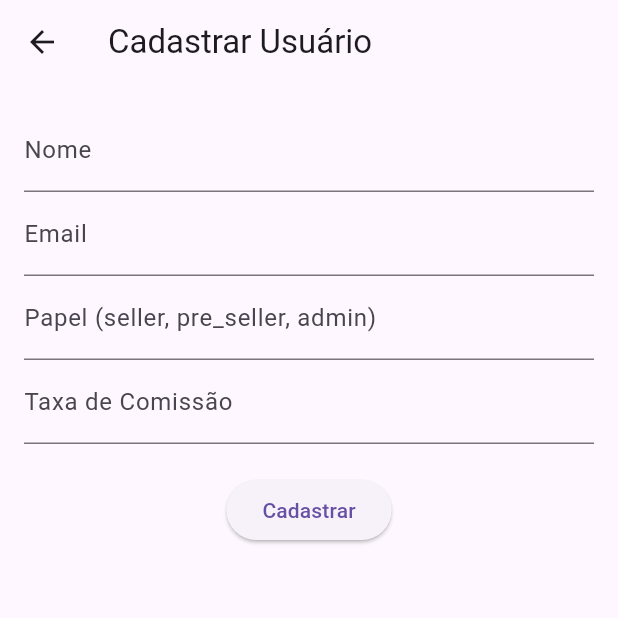
After one commit to Raizhe/comissao-flutter-web, a Flutter app: the UserFormPage screen opened by its route, on a phone screen of 412 x 824 dp, the top half of it. The commit adds this screen. Run offline on Flutter 3.47's test engine with Material 3 defaults, Android fonts, the phone set to English and light mode, and no system bars; our stand-ins replace cloud_firestore, firebase_auth, firebase_core; accounts and stored records are empty.

Commit message:
A user register has been added to the project

```diff
--- /dev/null
+++ b/lib/data/models/user_model.dart
@@ -0,0 +1,46 @@
+//lembrar de fazer stash e criar branch nova para cadastro de usuario
+
+// lib/data/models/user_model.dart
+import 'package:cloud_firestore/cloud_firestore.dart';
+
+class UserModel {
+  final String uid;
+  final String name;
+  final String email;
+  final String role;
+  final DateTime createdAt;
+  final double? commissionRate;
+
+  UserModel({
+    required this.uid,
+    required this.name,
+    required this.email,
+    required this.role,
+    required this.createdAt,
+    this.commissionRate,
+  });
+
+  // Método para converter de Firestore para UserModel
+  factory UserModel.fromFirestore(Map<String, dynamic> data) {
+    return UserModel(
+      uid: data['uid'],
+      name: data['name'],
+      email: data['email'],
+      role: data['role'],
+      createdAt: (data['createdAt'] as Timestamp).toDate(),
+      commissionRate: data['commissionRate'] != null ? data['commissionRate'].toDouble() : null,
+    );
+  }
+
+  // Método para converter UserModel para Firestore
+  Map<String, dynamic> toFirestore() {
+    return {
+      'uid': uid,
+      'name': name,
+      'email': email,
+      'role': role,
+      'createdAt': createdAt,
+      'commissionRate': commissionRate,
+    };
+  }
+}
--- /dev/null
+++ b/lib/data/repositories/user_repository.dart
@@ -0,0 +1,30 @@
+// lib/data/repositories/user_repository.dart
+// lib/data/repositories/user_repository.dart
+import 'package:cloud_firestore/cloud_firestore.dart';
+import '../models/user_model.dart';
+
+class UserRepository {
+  final CollectionReference usersCollection = FirebaseFirestore.instance.collection('users');
+
+  // Adicionar um novo usuário ao Firestore
+  Future<void> addUser(UserModel user) async {
+    try {
+      await usersCollection.doc(user.uid).set(user.toFirestore());
+    } catch (e) {
+      throw Exception('Erro ao adicionar usuário: $e');
+    }
+  }
+
+  // Buscar um usuário por UID
+  Future<UserModel?> getUserById(String uid) async {
+    try {
+      DocumentSnapshot doc = await usersCollection.doc(uid).get();
+      if (doc.exists) {
+        return UserModel.fromFirestore(doc.data() as Map<String, dynamic>);
+      }
+      return null;
+    } catch (e) {
+      throw Exception('Erro ao buscar usuário: $e');
+    }
+  }
+}
--- a/lib/main.dart
+++ b/lib/main.dart
@@ -1,6 +1,7 @@
 import 'package:comissao_flutter_web/presentation/screens/clients/client_form_page.dart';
 import 'package:comissao_flutter_web/presentation/screens/clients/pre_seller_form_page.dart';
 import 'package:comissao_flutter_web/presentation/screens/clients/seller_form_page.dart';
+import 'package:comissao_flutter_web/presentation/screens/clients/user_form_page.dart';
 import 'package:flutter/material.dart';
 import 'package:firebase_core/firebase_core.dart';
 import 'firebase_options.dart';
@@ -36,6 +37,7 @@ class MyApp extends StatelessWidget {
         '/client_form': (context) => const ClientFormPage(),
         '/pre_seller_form': (context) => const PreSellerFormPage(),
         '/seller_form': (context) => const SellerFormPage(),
+        '/user_form': (context) => const UserFormPage(),
       },
     );
   }
--- /dev/null
+++ b/lib/presentation/screens/clients/user_form_page.dart
@@ -0,0 +1,86 @@
+// lib/presentation/screens/users/user_form_page.dart
+import 'package:flutter/material.dart';
+import 'package:cloud_firestore/cloud_firestore.dart';
+import '../../../data/models/user_model.dart';
+import '../../../data/repositories/user_repository.dart';
+
+class UserFormPage extends StatefulWidget {
+  const UserFormPage({Key? key}) : super(key: key);
+
+  @override
+  _UserFormPageState createState() => _UserFormPageState();
+}
+
+class _UserFormPageState extends State<UserFormPage> {
+  final _nameController = TextEditingController();
+  final _emailController = TextEditingController();
+  final _roleController = TextEditingController();
+  final _commissionRateController = TextEditingController();
+
+  final UserRepository _userRepository = UserRepository();
+
+  Future<void> _addUser() async {
+    try {
+      String uid = FirebaseFirestore.instance.collection('users').doc().id; // Gerar UID automaticamente
+      UserModel newUser = UserModel(
+        uid: uid,
+        name: _nameController.text.trim(),
+        email: _emailController.text.trim(),
+        role: _roleController.text.trim(),
+        createdAt: DateTime.now(),
+        commissionRate: double.tryParse(_commissionRateController.text.trim()) ?? 0.0,
+      );
+
+      await _userRepository.addUser(newUser);
+
+      ScaffoldMessenger.of(context).showSnackBar(
+        const SnackBar(content: Text('Usuário cadastrado com sucesso!')),
+      );
+
+      // Voltar para a página inicial após o cadastro
+      Navigator.pop(context);
+    } catch (e) {
+      ScaffoldMessenger.of(context).showSnackBar(
+        SnackBar(content: Text('Erro ao cadastrar usuário: $e')),
+      );
+    }
+  }
+
+  @override
+  Widget build(BuildContext context) {
+    return Scaffold(
+      appBar: AppBar(
+        title: const Text('Cadastrar Usuário'),
+      ),
+      body: Padding(
+        padding: const EdgeInsets.all(16.0),
+        child: Column(
+          children: [
+            TextField(
+              controller: _nameController,
+              decoration: const InputDecoration(labelText: 'Nome'),
+            ),
+            TextField(
+              controller: _emailController,
+              decoration: const InputDecoration(labelText: 'Email'),
+            ),
+            TextField(
+              controller: _roleController,
+              decoration: const InputDecoration(labelText: 'Papel (seller, pre_seller, admin)'),
+            ),
+            TextField(
+              controller: _commissionRateController,
+              decoration: const InputDecoration(labelText: 'Taxa de Comissão'),
+              keyboardType: TextInputType.number,
+            ),
+            const SizedBox(height: 20),
+            ElevatedButton(
+              onPressed: _addUser,
+              child: const Text('Cadastrar'),
+            ),
+          ],
+        ),
+      ),
+    );
+  }
+}
```
Also changed, not shown: lib/home_page.dart (+7 -0 lines).
